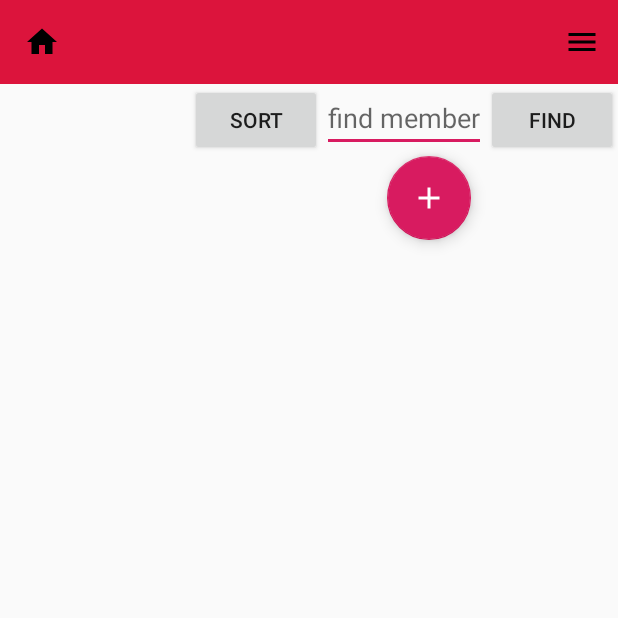
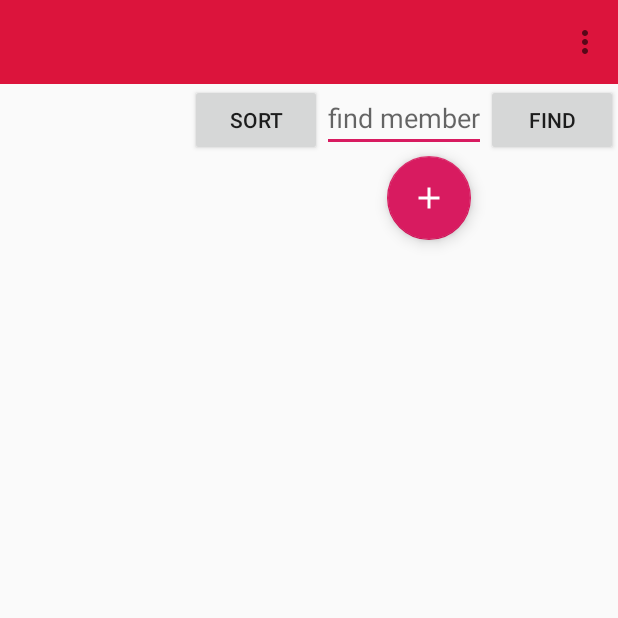
Before and after one commit to semyonmoroshek/SportClubManager, an Android app: the screen it shows after launch (ViewAllMemberActivity), on a phone screen of 412 x 824 dp, the top half of it. Run offline under Robolectric (Android 15) with nearby library versions, the phone set to English and light mode, and no system bars; our stand-ins replace ButterKnife, Room's generated code, RxJava; libraries missing offline, so code that uses them is left out: org.parceler.

```diff
--- a/app/src/main/java/com/myprojects/androidlessons/sportclubmanager/activity/MainActivity.java
+++ b/app/src/main/java/com/myprojects/androidlessons/sportclubmanager/activity/MainActivity.java
@@ -43,7 +43,7 @@ public class MainActivity extends AppCompatActivity {
     @Override
     public boolean onOptionsItemSelected(@NonNull MenuItem item) {
         switch (item.getItemId()) {
-            case R.id.action_home:
+            case R.id.action_menu:
                 Toast.makeText(this, "Some action", Toast.LENGTH_LONG).show();
             default:
                 return super.onOptionsItemSelected(item);
--- /dev/null
+++ b/app/src/main/res/drawable/ic_more_vert_24px.xml
@@ -0,0 +1,9 @@
+<vector xmlns:android="http://schemas.android.com/apk/res/android"
+    android:width="24dp"
+    android:height="24dp"
+    android:viewportWidth="24"
+    android:viewportHeight="24">
+  <path
+      android:fillColor="#FF000000"
+      android:pathData="M12,8c1.1,0 2,-0.9 2,-2s-0.9,-2 -2,-2 -2,0.9 -2,2 0.9,2 2,2zM12,10c-1.1,0 -2,0.9 -2,2s0.9,2 2,2 2,-0.9 2,-2 -0.9,-2 -2,-2zM12,16c-1.1,0 -2,0.9 -2,2s0.9,2 2,2 2,-0.9 2,-2 -0.9,-2 -2,-2z"/>
+</vector>
--- a/app/src/main/res/menu/menu_item.xml
+++ b/app/src/main/res/menu/menu_item.xml
@@ -3,9 +3,20 @@
     xmlns:app="http://schemas.android.com/apk/res-auto">
 
     <item
-        android:id="@+id/action_home"
-        android:icon="@drawable/ic_menu_24px"
-        android:title="menu option"
-        app:showAsAction="ifRoom"/>
+        android:id="@+id/menu_view_all"
+        android:icon="@drawable/ic_more_vert_24px"
+        android:title="menu view all"/>
+
+    <item
+        android:id="@+id/menu_budget"
+        android:icon="@drawable/ic_more_vert_24px"
+        android:title="menu budget"
+        app:showAsAction="never"/>
+
+    <item
+        android:id="@+id/menu_demo"
+        android:icon="@drawable/ic_more_vert_24px"
+        android:title="menu demo"
+        app:showAsAction="never"/>
 
 </menu>
```
Also changed, not shown: app/src/main/java/com/myprojects/androidlessons/sportclubmanager/activity/ViewAllMemberActivity.java (+23 -43 lines).
